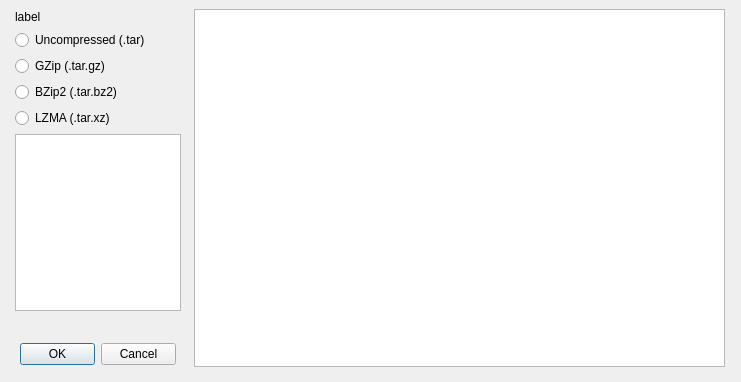
Above: UI/tarCreation.ui from mratmartinez/Mapuche before the change. Below: the same form after it.
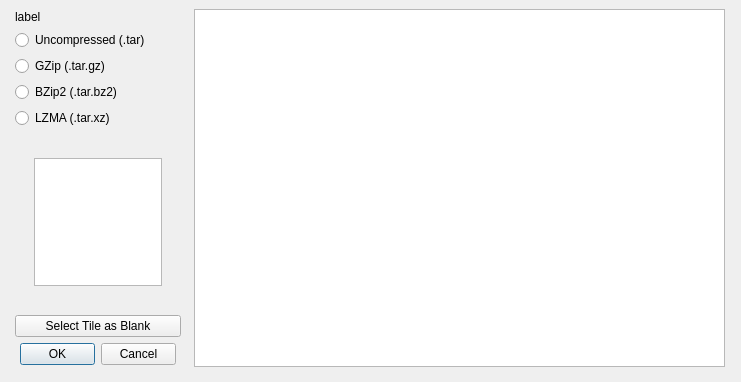
That is the form after the change.

Commit message: Now it works and also let you set the blank tile

Patch:
```diff
--- a/UI/tarCreation.ui
+++ b/UI/tarCreation.ui
@@ -80,7 +80,55 @@
      </widget>
     </item>
     <item>
-     <widget class="QGraphicsView" name="tileView"/>
+     <spacer name="verticalSpacer_2">
+      <property name="orientation">
+       <enum>Qt::Vertical</enum>
+      </property>
+      <property name="sizeHint" stdset="0">
+       <size>
+        <width>20</width>
+        <height>20</height>
+       </size>
+      </property>
+     </spacer>
+    </item>
+    <item>
+     <layout class="QHBoxLayout" name="horizontalLayout">
+      <item>
+       <widget class="QGraphicsView" name="tileView">
+        <property name="minimumSize">
+         <size>
+          <width>128</width>
+          <height>128</height>
+         </size>
+        </property>
+        <property name="maximumSize">
+         <size>
+          <width>128</width>
+          <height>128</height>
+         </size>
+        </property>
+        <property name="baseSize">
+         <size>
+          <width>128</width>
+          <height>128</height>
+         </size>
+        </property>
+        <property name="verticalScrollBarPolicy">
+         <enum>Qt::ScrollBarAlwaysOff</enum>
+        </property>
+        <property name="horizontalScrollBarPolicy">
+         <enum>Qt::ScrollBarAlwaysOff</enum>
+        </property>
+        <property name="sizeAdjustPolicy">
+         <enum>QAbstractScrollArea::AdjustIgnored</enum>
+        </property>
+        <property name="interactive">
+         <bool>false</bool>
+        </property>
+       </widget>
+      </item>
+     </layout>
     </item>
     <item>
      <spacer name="verticalSpacer">
@@ -90,11 +138,18 @@
       <property name="sizeHint" stdset="0">
        <size>
         <width>20</width>
-        <height>40</height>
+        <height>20</height>
        </size>
       </property>
      </spacer>
     </item>
+    <item>
+     <widget class="QPushButton" name="blankButton">
+      <property name="text">
+       <string>Select Tile as Blank</string>
+      </property>
+     </widget>
+    </item>
     <item>
      <layout class="QVBoxLayout" name="verticalLayout_3">
       <property name="leftMargin">
```
Left out of the diff: 9 changed lines with no effect on the pictures. The commit also changes 1 other file.
